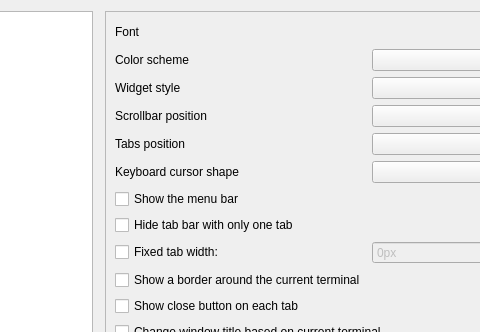
The window that src/forms/propertiesdialog.ui (lxqt/qterminal) describes before a commit, drawn with Qt 5; both pictures show x 98 to 578 and y 0 to 332 of the 952 by 947 pixel window.
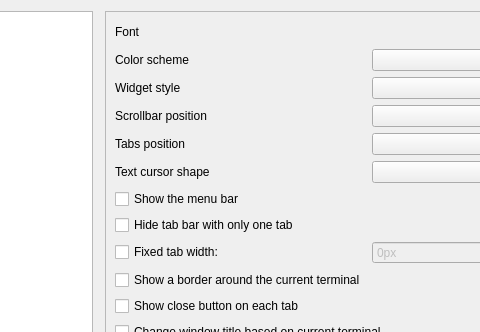
The same window after the commit.

Commit message: Fix text string

Patch:
```diff
--- a/src/forms/propertiesdialog.ui
+++ b/src/forms/propertiesdialog.ui
@@ -323,7 +323,7 @@
        <item row="6" column="0">
         <widget class="QLabel" name="label_12">
          <property name="text">
-          <string>Keyboard cursor shape</string>
+          <string>Text cursor shape</string>
          </property>
          <property name="buddy">
           <cstring>keybCursorShape_comboBox</cstring>
```
